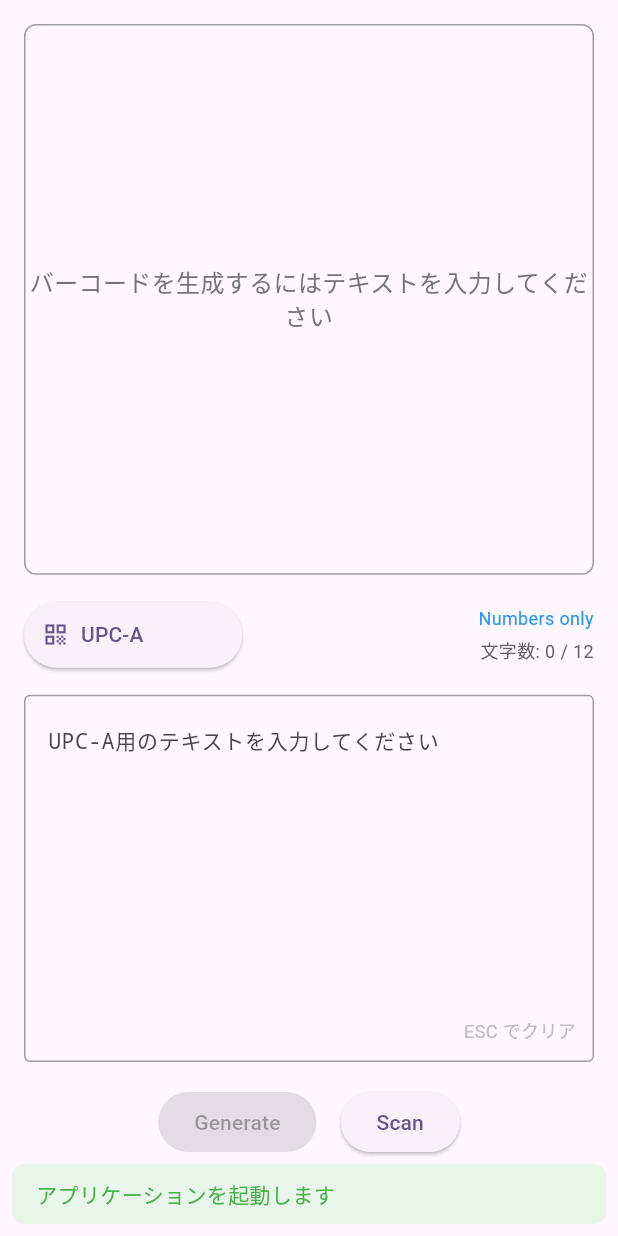
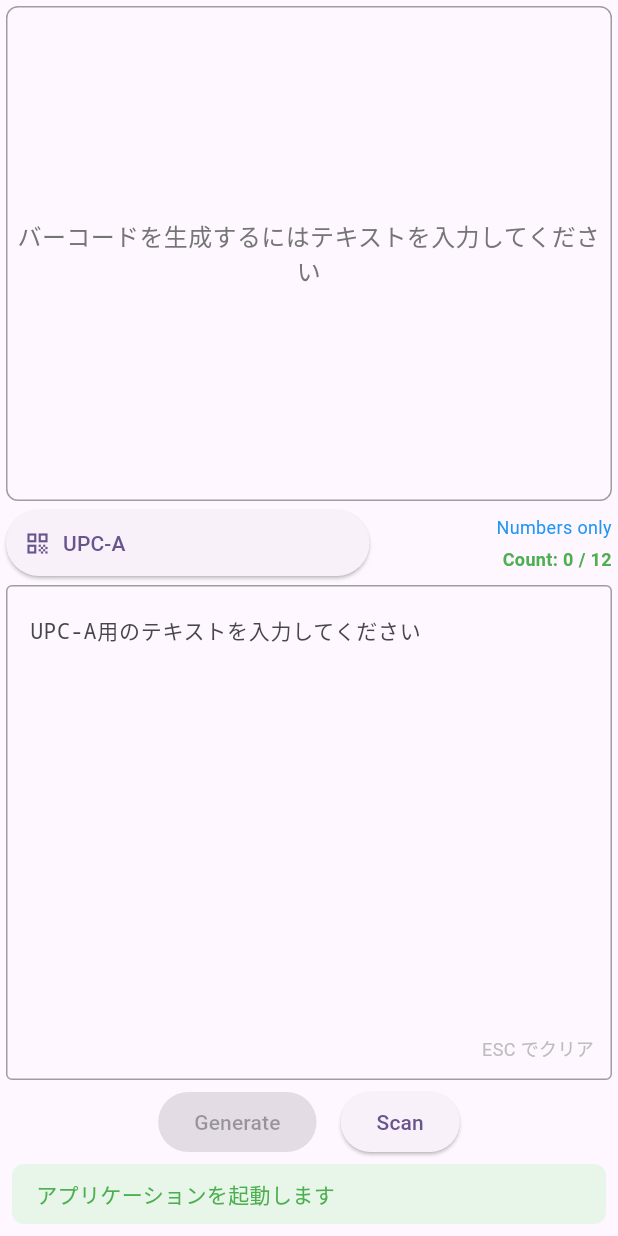
Before and after one commit to boarnasia/qrcodelyze_desktop, a Flutter app: the screen it shows after launch, on a phone screen of 412 x 824 dp. Run offline on Flutter 3.47's test engine with Material 3 defaults, Android fonts, the phone set to English and light mode, and no system bars; missing offline and left inert: desktop_drop, file_selector, flutter_zxing, pasteboard, window_manager.

```diff
--- a/lib/screens/generate_screen.dart
+++ b/lib/screens/generate_screen.dart
@@ -2,10 +2,10 @@ import 'package:flutter/material.dart';
 import 'package:flutter/services.dart';
 import 'package:provider/provider.dart';
 import '../providers/barcode_provider.dart';
-// Removed unused import: '../models/barcode_format.dart';
 import '../screens/format_selection_screen.dart';
 import '../log/log_wrapper.dart';
 import 'package:pasteboard/pasteboard.dart';
+import '../widgets/common/help_balloon.dart';
 
 class GenerateScreen extends StatefulWidget {
   const GenerateScreen({super.key});
@@ -26,12 +26,12 @@ class _GenerateScreenState extends State<GenerateScreen> {
   @override
   Widget build(BuildContext context) {
     return Padding(
-      padding: const EdgeInsets.all(16.0),
+      padding: const EdgeInsets.all(4.0),
       child: Column(
         children: [
           // Top Section: Barcode display area
           Expanded(
-            flex: 3,
+            flex: 1,
             child: Container(
               key: const Key('barcode_image_container'),
               decoration: BoxDecoration(
@@ -69,22 +69,13 @@ class _GenerateScreenState extends State<GenerateScreen> {
                             ),
                       ),
                       if (barcodeImage != null)
-                        Positioned(
-                          top: 8,
+                        const Positioned(
+                          key: Key('barcode_image_help_balloon_container'),
+                          bottom: 8,
                           right: 8,
-                          child: Container(
-                            padding: const EdgeInsets.symmetric(horizontal: 8, vertical: 4),
-                            decoration: BoxDecoration(
-                              color: Colors.black.withValues(alpha: 0.7),
-                              borderRadius: BorderRadius.circular(4),
-                            ),
-                            child: const Text(
-                              '右クリックでコピー',
-                              style: TextStyle(
-                                color: Colors.white,
-                                fontSize: 12,
-                              ),
-                            ),
+                          child: HelpBalloon(
+                            key: Key('barcode_image_help_balloon'),
+                            text: '右クリックでコピー',
                           ),
                         ),
                     ],
@@ -94,7 +85,7 @@ class _GenerateScreenState extends State<GenerateScreen> {
             ),
           ),
 
-          const SizedBox(height: 16),
+          const SizedBox(height: 4),
 
           // Middle Section: Format selector and info
           Consumer<BarcodeProvider>(
@@ -103,7 +94,7 @@ class _GenerateScreenState extends State<GenerateScreen> {
                 children: [
                   // Format selector button
                   Expanded(
-                    flex: 2,
+                    flex: 3,
                     child: ElevatedButton.icon(
                       onPressed: () {
                         Navigator.push(
@@ -130,11 +121,9 @@ class _GenerateScreenState extends State<GenerateScreen> {
                     ),
                   ),
 
-                  const SizedBox(width: 16),
-
                   // Format info
                   Expanded(
-                    flex: 3,
+                    flex: 2,
                     child: Column(
                       crossAxisAlignment: CrossAxisAlignment.end,
                       children: [
@@ -145,15 +134,15 @@ class _GenerateScreenState extends State<GenerateScreen> {
                         ),
                         const SizedBox(height: 4),
                         Text(
-                          '文字数: ${provider.validationResult.characterCount} / ${provider.currentFormat.capacityInfo}',
+                          'Count: ${provider.validationResult.characterCount} / ${provider.currentFormat.capacityInfo}',
                           style: TextStyle(
                             fontSize: 12,
                             color: provider.validationResult.hasErrors
                               ? Colors.red
-                              : Colors.grey.shade700,
+                              : Colors.green,
                             fontWeight: provider.validationResult.hasErrors
-                              ? FontWeight.bold
-                              : FontWeight.normal,
+                              ? FontWeight.normal
+                              : FontWeight.bold,
                           ),
                           textAlign: TextAlign.right,
                         ),
@@ -165,11 +154,11 @@ class _GenerateScreenState extends State<GenerateScreen> {
             },
           ),
 
-          const SizedBox(height: 16),
+          const SizedBox(height: 4),
 
           // Content Input Section
           Expanded(
-            flex: 2,
+            flex: 1,
             key: const Key('barcode_text_container'),
             child: Consumer<BarcodeProvider>(
               builder: (context, provider, _) {
```
Also changed, not shown: lib/widgets/common/help_balloon.dart (added, +38 -0 lines).
